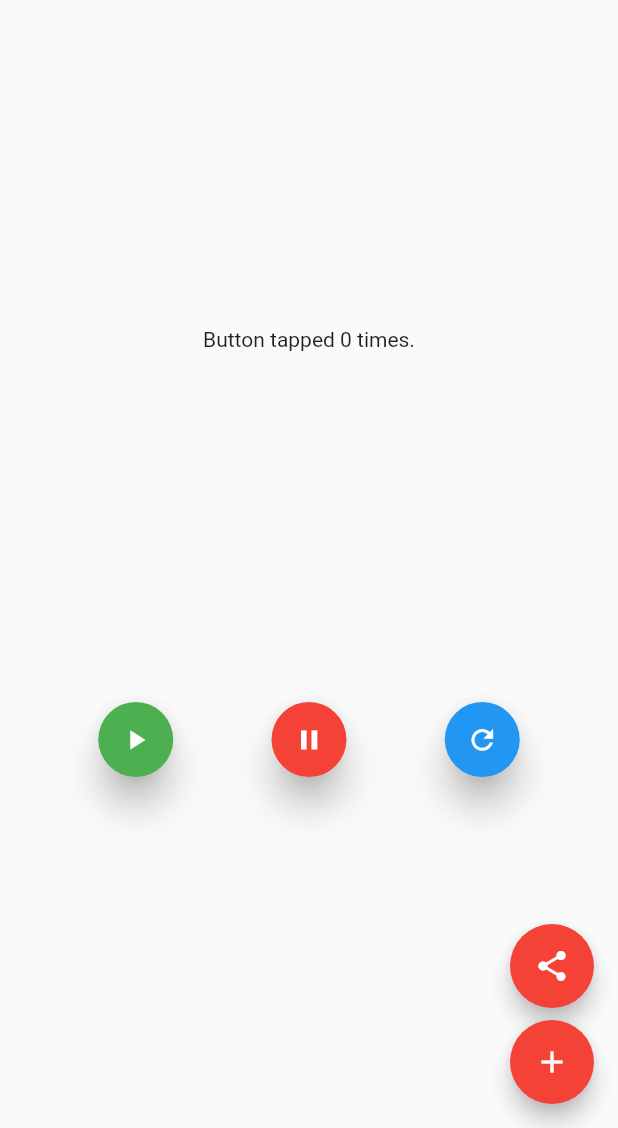
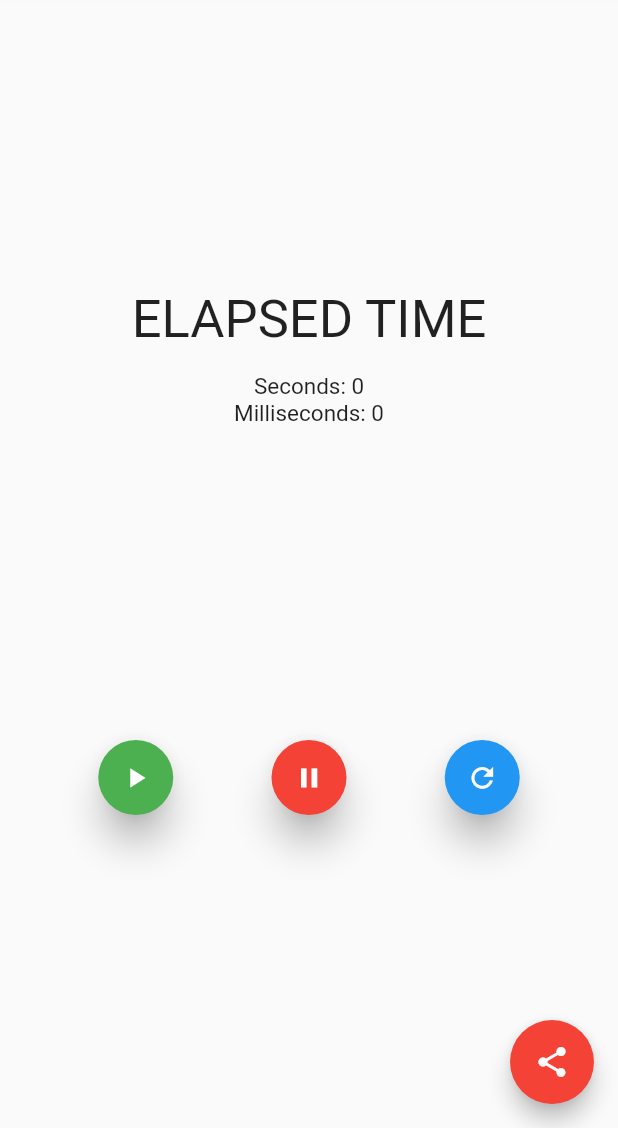
Before and after one commit to Youngermaster/Accelerometer, a Flutter app: the screen it shows after launch, after a tap on the "refresh" icon, on a phone screen of 412 x 824 dp, the part 108-1236 px from its top. Run offline on Flutter 3.47's test engine with Material 2 defaults, Android fonts, the phone set to English and light mode, and no system bars; our stand-ins replace flushbar, sensors; missing offline and left inert: flutter_email_sender.

Commit message:
V1 finished

```diff
--- a/lib/models/storage.dart
+++ b/lib/models/storage.dart
@@ -12,7 +12,7 @@ class Storage {
     return File('$path/data.txt');
   }
 
-  Future<int> readCounter() async {
+  Future<int> readAccelerometer() async {
     try {
       final file = await _localFile;
       String contents = await file.readAsString();
@@ -22,8 +22,14 @@ class Storage {
     }
   }
 
-  Future<File> writeCounter(int counter) async {
+  Future<File> writeAccelerometer(String counter) async {
     final file = await _localFile;
-    return file.writeAsString('$counter');
+    return file.writeAsString(counter, mode: FileMode.append);
+  }
+
+
+  Future<File> flushDocument() async {
+    final file = await _localFile;
+    return file.writeAsString("", mode: FileMode.write, flush: true);
   }
 }
--- a/lib/pages/Index.dart
+++ b/lib/pages/Index.dart
@@ -43,11 +43,11 @@ class _IndexState extends State<Index> {
   @override
   void initState() {
     super.initState();
-    widget.storage.readCounter().then((int value) {
-      setState(() {
-        _counter = value;
-      });
-    });
+    // widget.storage.readCounter().then((int value) {
+    //   setState(() {
+    //     _counter = value;
+    //   });
+    // });
   }
 
   @override
@@ -56,12 +56,12 @@ class _IndexState extends State<Index> {
     super.dispose();
   }
 
-  Future<File> _incrementCounter() {
-    setState(() {
-      _counter++;
-    });
-    return widget.storage.writeCounter(_counter);
-  }
+  // Future<File> _incrementCounter() {
+  //   setState(() {
+  //     _counter++;
+  //   });
+  //   return widget.storage.writeCounter('$_counter');
+  // }
 
   void _useAccelerometer() {
     if (accelerometerSubscription == null) {
@@ -90,8 +90,8 @@ class _IndexState extends State<Index> {
 
   void _userAccelerometer() {
     userAccelerometerEvents.listen((UserAccelerometerEvent event) {
-      print("userAccelerometerEvents");
-      print(event);
+      // print("userAccelerometerEvents");
+      // print(event);
     });
   }
 
@@ -103,8 +103,31 @@ class _IndexState extends State<Index> {
         child: Column(
           mainAxisAlignment: MainAxisAlignment.spaceEvenly,
           children: <Widget>[
-            Text(
-              'Button tapped $_counter time${_counter == 1 ? '' : 's'}.',
+            Column(
+              mainAxisAlignment: MainAxisAlignment.spaceEvenly,
+              children: <Widget>[
+                Text(
+                  'ELAPSED TIME',
+                  style: TextStyle(
+                    fontSize: 35.0,
+                  ),
+                ),
+                SizedBox(
+                  height: 15.0,
+                ),
+                Text(
+                  'Seconds: ${stopwatch.elapsedMilliseconds ~/ 1000}',
+                  style: TextStyle(
+                    fontSize: 15.0,
+                  ),
+                ),
+                Text(
+                  'Milliseconds: ${stopwatch.elapsedMilliseconds}',
+                  style: TextStyle(
+                    fontSize: 15.0,
+                  ),
+                ),
+              ],
             ),
             Row(
               mainAxisAlignment: MainAxisAlignment.spaceEvenly,
@@ -126,15 +149,15 @@ class _IndexState extends State<Index> {
                         )..show(context);
                         isRunning = true;
                         stopwatch.start();
-                        const oneSec = const Duration(seconds: 1);
+                        const oneSec = const Duration(milliseconds: 1);
                         new Timer.periodic(
                             oneSec,
                             (Timer t) => {
                                   if (isRunning)
                                     {
                                       _useAccelerometer(),
-                                      print(
-                                          'Working!, ${accelerometerEvent.toString()}'),
+                                      widget.storage.writeAccelerometer(
+                                          '${accelerometerEvent.x},${accelerometerEvent.y},${accelerometerEvent.z},${stopwatch.elapsedMilliseconds}\n')
                                     }
                                   else
                                     t.cancel()
@@ -161,12 +184,10 @@ class _IndexState extends State<Index> {
                           duration: Duration(seconds: 2),
                         )..show(context);
                         stopwatch.stop();
-                        print("${stopwatch.elapsedMilliseconds}");
                         accelerometerSubscription.pause();
-
                         isRunning = false;
-                        accelerometerSubscription.cancel();
-                        accelerometerSubscription = null;
+                        // accelerometerSubscription.cancel();
+                        // accelerometerSubscription = null;
                       },
                       backgroundColor: Colors.red,
                       elevation: 10.0,
@@ -188,9 +209,11 @@ class _IndexState extends State<Index> {
                           message: "Accelerometer Restarted",
                           duration: Duration(seconds: 2),
                         )..show(context);
-                        stopwatch.stop();
-                        stopwatch.reset();
-                        print("${stopwatch.elapsedMilliseconds}");
+                        setState(() {
+                          stopwatch.stop();
+                          stopwatch.reset();
+                        });
+                        await widget.storage.flushDocument();
                         isRunning = false;
                         accelerometerSubscription.cancel();
                         accelerometerSubscription = null;
@@ -205,23 +228,13 @@ class _IndexState extends State<Index> {
           ],
         ),
       ),
-      floatingActionButton: Column(
-        mainAxisAlignment: MainAxisAlignment.end,
-        children: <Widget>[
-          FloatingActionButton(
-            onPressed: () async => await FlutterEmailSender.send(_email),
-            tooltip: 'Share',
-            child: Icon(Icons.share),
-          ),
-          SizedBox(
-            height: 8.0,
-          ),
-          FloatingActionButton(
-            onPressed: _incrementCounter,
-            tooltip: 'Increment',
-            child: Icon(Icons.add),
-          ),
-        ],
+      floatingActionButton: FloatingActionButton(
+        onPressed: () async => {
+          await FlutterEmailSender.send(_email),
+          await widget.storage.flushDocument(),
+        },
+        tooltip: 'Share',
+        child: Icon(Icons.share),
       ),
     );
   }
```
Also changed, not shown: 1 other file.
